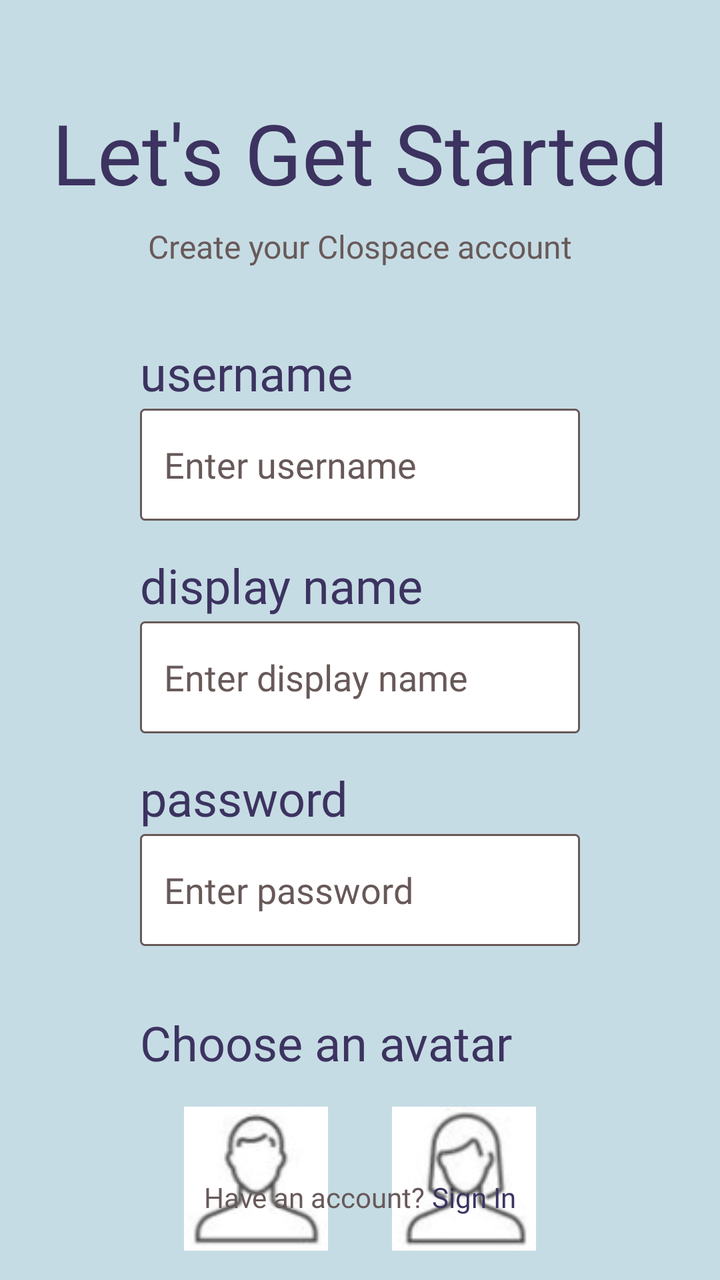
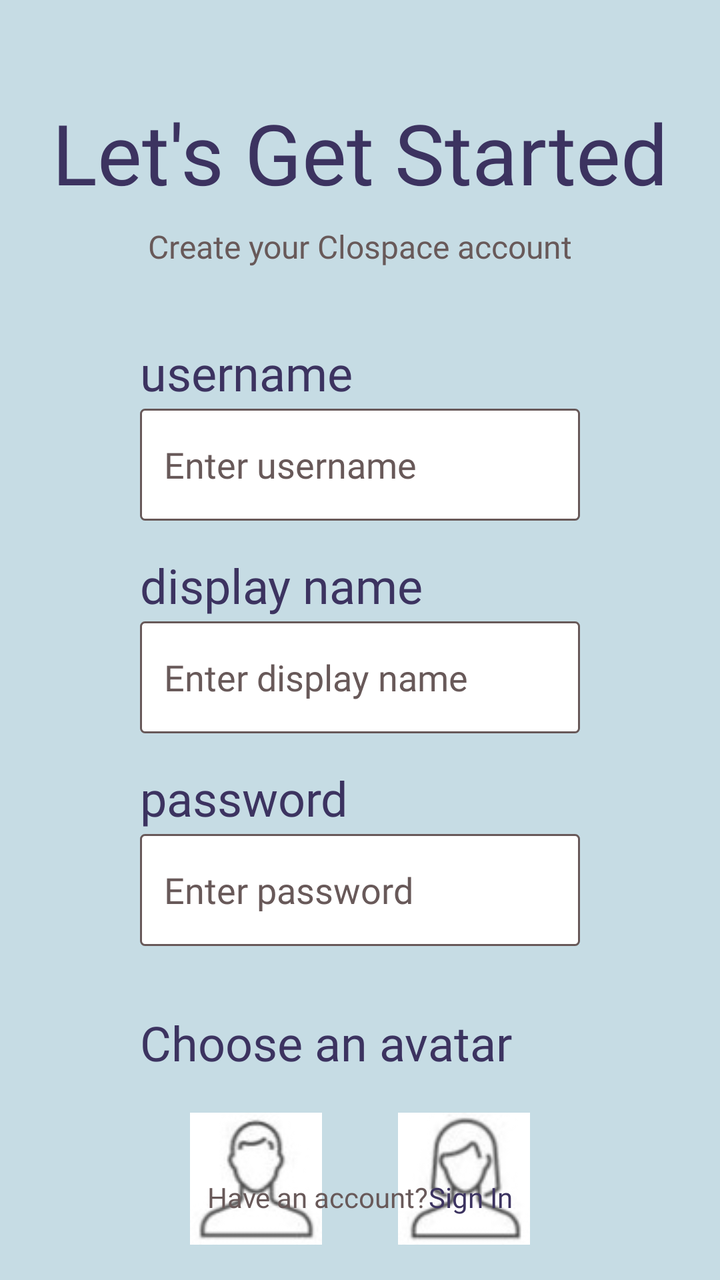

An Android layout rendered at two revisions. The XML below is the earlier revision; the diff shows what the commit changed to produce the second picture.
<!-- AndroidManifest.xml: application theme Theme.Clospace -->
<!-- res/layout/activity_signup.xml -->
<?xml version="1.0" encoding="utf-8"?>
<androidx.constraintlayout.widget.ConstraintLayout
    xmlns:android="http://schemas.android.com/apk/res/android"
    xmlns:app="http://schemas.android.com/apk/res-auto"
    android:layout_width="match_parent"
    android:layout_height="match_parent"
    android:background="@color/light_blue">

    <TextView
        android:id="@+id/tvLetsGetStarted"
        style="@style/ClospaceTitle"
        android:layout_width="wrap_content"
        android:layout_height="wrap_content"
        android:layout_marginTop="48dp"

        android:text="@string/signup_title"

        app:layout_constraintEnd_toEndOf="parent"
        app:layout_constraintStart_toStartOf="parent"
        app:layout_constraintTop_toTopOf="parent" />

    <TextView
        android:id="@+id/tvSubtitle"
        style="@style/ClospaceSubtitle"
        android:layout_width="wrap_content"
        android:layout_height="wrap_content"
        android:text="@string/signup_subtitle"

        android:layout_marginTop="8dp"

        app:layout_constraintTop_toBottomOf="@id/tvLetsGetStarted"
        app:layout_constraintStart_toStartOf="parent"
        app:layout_constraintEnd_toEndOf="parent"/>

    <LinearLayout
        android:id="@+id/layoutSignUpForm"
        android:layout_width="0dp"
        android:layout_height="wrap_content"
        android:orientation="vertical"

        android:layout_marginStart="70dp"
        android:layout_marginEnd="70dp"
        android:layout_marginTop="36dp"

        app:layout_constraintTop_toBottomOf="@id/tvSubtitle"
        app:layout_constraintStart_toStartOf="parent"
        app:layout_constraintEnd_toEndOf="parent">

        
        <TextView
            android:id="@+id/tvUsername"
            style="@style/ClospaceLabel"
            android:layout_width="wrap_content"
            android:layout_height="wrap_content"
            android:text="@string/login_username"
            android:labelFor="@id/etUsername"/>

        <EditText
            android:id="@+id/etUsername"
            style="@style/ClospaceEditText"
            android:layout_width="match_parent"
            android:layout_height="56dp"
            android:layout_marginTop="2dp"
            android:background="@drawable/edittext_background"
            android:paddingHorizontal="12dp"
            android:hint="@string/hint_username"
            android:textColorHint="@color/brown"
            android:inputType="text"
            android:autofillHints="username"
            android:imeOptions="actionNext"
            />

        
        <TextView
            android:id="@+id/tvDisplayName"
            style="@style/ClospaceLabel"
            android:layout_width="wrap_content"
            android:layout_height="wrap_content"
            android:layout_marginTop="16dp"
            android:text="@string/signup_display_name"
            android:labelFor="@id/etDisplayName"/>

        <EditText
            android:id="@+id/etDisplayName"
            style="@style/ClospaceEditText"
            android:layout_width="match_parent"
            android:layout_height="56dp"
            android:layout_marginTop="2dp"
            android:background="@drawable/edittext_background"
            android:paddingHorizontal="12dp"
            android:hint="@string/hint_display_name"
            android:textColorHint="@color/brown"
            android:inputType="textPersonName"
            android:autofillHints="name"
            android:imeOptions="actionNext" />

        
        <TextView
            android:id="@+id/tvPassword"
            style="@style/ClospaceLabel"
            android:layout_width="wrap_content"
            android:layout_height="wrap_content"
            android:layout_marginTop="16dp"
            android:text="@string/login_password"
            android:labelFor="@id/etPassword"/>

        <EditText
            android:id="@+id/etPassword"
            style="@style/ClospaceEditText"
            android:layout_width="match_parent"
            android:layout_height="56dp"
            android:layout_marginTop="2dp"
            android:background="@drawable/edittext_background"
            android:paddingHorizontal="12dp"
            android:hint="Enter password"
            android:textColorHint="@color/brown"
            android:inputType="textPassword"
            android:autofillHints="password"
            android:imeOptions="actionDone"
            />



        
        <TextView
            android:id="@+id/tvChooseAvatar"
            style="@style/ClospaceLabel"
            android:layout_width="wrap_content"
            android:layout_height="wrap_content"

            android:layout_marginTop="32dp"

            android:text="Choose an avatar"/>

        <LinearLayout
            android:layout_width="wrap_content"
            android:layout_height="wrap_content"
            android:orientation="horizontal"
            android:layout_gravity="center_horizontal"
            android:layout_marginTop="16dp">

            <ImageButton
                android:id="@+id/ivAvatarMale"
                android:layout_width="72dp"
                android:layout_height="72dp"
                android:layout_marginEnd="16dp"
                android:background="@android:color/transparent"
                android:scaleType="centerCrop"
                android:src="@drawable/ic_avatar_male"/>

            <ImageButton
                android:id="@+id/ivAvatarFemale"
                android:layout_width="72dp"
                android:layout_height="72dp"
                android:layout_marginStart="16dp"
                android:background="@android:color/transparent"
                android:scaleType="centerCrop"
                android:src="@drawable/ic_avatar_female"/>
        </LinearLayout>

    </LinearLayout>

    <Button
        android:id="@+id/btnSubmit"
        style="@style/ClospaceButtonText"
        android:layout_width="220dp"
        android:layout_height="60dp"
        android:background="@drawable/button_background"
        android:text="CREATE ACCOUNT"
        android:textAllCaps="true"

        android:layout_marginTop="32dp"
        android:paddingHorizontal="18dp"

        app:layout_constraintTop_toBottomOf="@id/layoutSignUpForm"
        app:layout_constraintStart_toStartOf="parent"
        app:layout_constraintEnd_toEndOf="parent"/>

    <LinearLayout
        android:id="@+id/layoutSignInRow"
        android:layout_width="wrap_content"
        android:layout_height="wrap_content"
        android:orientation="horizontal"

        android:layout_marginBottom="32dp"

        app:layout_constraintBottom_toBottomOf="parent"
        app:layout_constraintStart_toStartOf="parent"
        app:layout_constraintEnd_toEndOf="parent">

        <TextView
            style="@style/ClospaceSmallText"
            android:layout_width="wrap_content"
            android:layout_height="wrap_content"
            android:text="Have an account? " />

        <TextView
            android:id="@+id/tvSignIn"
            style="@style/ClospaceSmallLink"
            android:layout_width="wrap_content"
            android:layout_height="wrap_content"
            android:text="Sign In"
            android:clickable="true"
            android:focusable="true" />

    </LinearLayout>


</androidx.constraintlayout.widget.ConstraintLayout>
<!-- resources referenced by this layout -->
<resources>
  <color name="brown">#685959</color>
  <color name="light_blue">#C6DCE4</color>
  <!-- drawable button_background (drawable) -->
  <?xml version="1.0" encoding="utf-8"?>
  <shape xmlns:android="http://schemas.android.com/apk/res/android">
  
      <solid android:color="@color/lavender"/>
  
      <corners android:radius="16dp"/>
  
  </shape>
  <!-- drawable edittext_background (drawable) -->
  <?xml version="1.0" encoding="utf-8"?>
  <shape xmlns:android="http://schemas.android.com/apk/res/android">
  
      <solid android:color="@android:color/white"/>
  
      <stroke
          android:width="1dp"
          android:color="#685959"/>
  
      <corners android:radius="2dp"/>
  
  </shape>
  <!-- drawable ic_avatar_female: jpg bitmap (drawable, 2254 bytes) -->
  <!-- drawable ic_avatar_male: jpg bitmap (drawable, 2184 bytes) -->
  <string name="hint_display_name">Enter display name</string>
  <string name="hint_username">Enter username</string>
  <string name="login_password">password</string>
  <string name="login_username">username</string>
  <string name="signup_display_name">display name</string>
  <string name="signup_subtitle">Create your Clospace account</string>
  <string name="signup_title">Let\'s Get Started</string>
  <style name="ClospaceButtonText">
          <item name="android:fontFamily">@font/rokkitt_bold</item>
          <item name="android:textSize">20sp</item>
          <item name="android:textColor">@android:color/white</item>
      </style>
  <style name="ClospaceEditText">
          <item name="android:fontFamily">@font/rokkitt_regular</item>
          <item name="android:textSize">18sp</item>
          <item name="android:textColor">@color/violet</item>
      </style>
  <style name="ClospaceLabel">
          <item name="android:fontFamily">@font/rokkitt_regular</item>
          <item name="android:textSize">24sp</item>
          <item name="android:textColor">@color/violet</item>
      </style>
  <style name="ClospaceSmallLink">
          <item name="android:fontFamily">@font/rokkitt_bold</item>
          <item name="android:textSize">14sp</item>
          <item name="android:textColor">@color/violet</item>
      </style>
  <style name="ClospaceSmallText">
          <item name="android:fontFamily">@font/rokkitt_regular</item>
          <item name="android:textSize">14sp</item>
          <item name="android:textColor">@color/brown</item>
      </style>
  <style name="ClospaceSubtitle">
          <item name="android:fontFamily">@font/rokkitt_regular</item>
          <item name="android:textSize">16sp</item>
          <item name="android:textColor">@color/brown</item>
      </style>
  <style name="ClospaceTitle">
          <item name="android:fontFamily">@font/rokkitt_bold</item>
          <item name="android:textSize">42sp</item>
          <item name="android:textColor">@color/violet</item>
      </style>
  <style name="Theme.Clospace" parent="Base.Theme.Clospace" />
  <color name="lavender">#A196D0</color>
  <color name="violet">#3C3360</color>
  <style name="Base.Theme.Clospace" parent="Theme.Material3.DayNight.NoActionBar">
          
          
      </style>
</resources>

<!-- the commit's change to res/layout/activity_signup.xml (unified diff, before → after) -->
@@ -112,7 +112,7 @@
             android:layout_marginTop="2dp"
             android:background="@drawable/edittext_background"
             android:paddingHorizontal="12dp"
-            android:hint="Enter password"
+            android:hint="@string/hint_password"
             android:textColorHint="@color/brown"
             android:inputType="textPassword"
             android:autofillHints="password"
@@ -130,7 +130,7 @@
 
             android:layout_marginTop="32dp"
 
-            android:text="Choose an avatar"/>
+            android:text="@string/signup_choose_avatar"/>
 
         <LinearLayout
             android:layout_width="wrap_content"
@@ -145,8 +145,10 @@
                 android:layout_height="72dp"
                 android:layout_marginEnd="16dp"
                 android:background="@android:color/transparent"
-                android:scaleType="centerCrop"
-                android:src="@drawable/ic_avatar_male"/>
+                android:padding="3dp"
+                android:scaleType="fitCenter"
+                android:src="@drawable/ic_avatar_male"
+                android:contentDescription="@string/avatar_male"/>
 
             <ImageButton
                 android:id="@+id/ivAvatarFemale"
@@ -154,8 +156,10 @@
                 android:layout_height="72dp"
                 android:layout_marginStart="16dp"
                 android:background="@android:color/transparent"
-                android:scaleType="centerCrop"
-                android:src="@drawable/ic_avatar_female"/>
+                android:padding="3dp"
+                android:scaleType="fitCenter"
+                android:src="@drawable/ic_avatar_female"
+                android:contentDescription="@string/avatar_female"/>
         </LinearLayout>
 
     </LinearLayout>
@@ -166,7 +170,7 @@
         android:layout_width="220dp"
         android:layout_height="60dp"
         android:background="@drawable/button_background"
-        android:text="CREATE ACCOUNT"
+        android:text="@string/signup_button"
         android:textAllCaps="true"
 
         android:layout_marginTop="32dp"
@@ -192,14 +196,14 @@
             style="@style/ClospaceSmallText"
             android:layout_width="wrap_content"
             android:layout_height="wrap_content"
-            android:text="Have an account? " />
+            android:text="@string/signup_have_account"/>
 
         <TextView
             android:id="@+id/tvSignIn"
             style="@style/ClospaceSmallLink"
             android:layout_width="wrap_content"
             android:layout_height="wrap_content"
-            android:text="Sign In"
+            android:text="@string/signup_sign_in"
             android:clickable="true"
             android:focusable="true" />
 
<!-- resource entries referenced after the edit -->
@@ -26,11 +26,18 @@
   </shape>
   <!-- drawable ic_avatar_female: jpg bitmap (drawable, 2254 bytes) -->
   <!-- drawable ic_avatar_male: jpg bitmap (drawable, 2184 bytes) -->
+  <string name="avatar_female">Female avatar</string>
+  <string name="avatar_male">Male avatar</string>
   <string name="hint_display_name">Enter display name</string>
+  <string name="hint_password">Enter password</string>
   <string name="hint_username">Enter username</string>
   <string name="login_password">password</string>
   <string name="login_username">username</string>
+  <string name="signup_button">CREATE ACCOUNT</string>
+  <string name="signup_choose_avatar">Choose an avatar</string>
   <string name="signup_display_name">display name</string>
+  <string name="signup_have_account">Have an account?</string>
+  <string name="signup_sign_in">Sign In</string>
   <string name="signup_subtitle">Create your Clospace account</string>
   <string name="signup_title">Let\'s Get Started</string>
   <style name="ClospaceButtonText">
